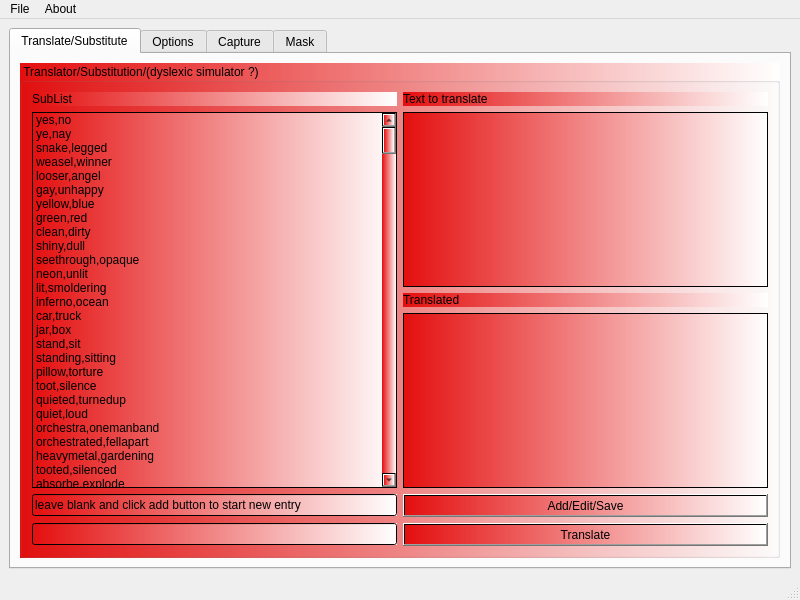
netpipe/RightHand, file mainwindow.ui: the form before one commit.
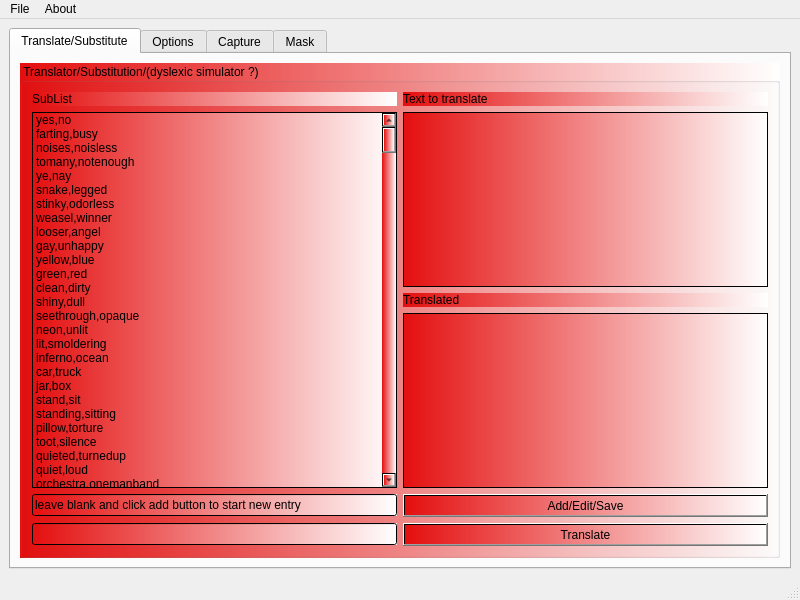
The form after the commit.

The edit to the form file:
```diff
--- a/mainwindow.ui
+++ b/mainwindow.ui
@@ -98,6 +98,21 @@
                <string>yes,no</string>
               </property>
              </item>
+             <item>
+              <property name="text">
+               <string>farting,busy</string>
+              </property>
+             </item>
+             <item>
+              <property name="text">
+               <string>noises,noisless</string>
+              </property>
+             </item>
+             <item>
+              <property name="text">
+               <string>tomany,notenough</string>
+              </property>
+             </item>
              <item>
               <property name="text">
                <string>ye,nay</string>
@@ -108,6 +123,11 @@
                <string>snake,legged</string>
               </property>
              </item>
+             <item>
+              <property name="text">
+               <string>stinky,odorless</string>
+              </property>
+             </item>
              <item>
               <property name="text">
                <string>weasel,winner</string>
```
